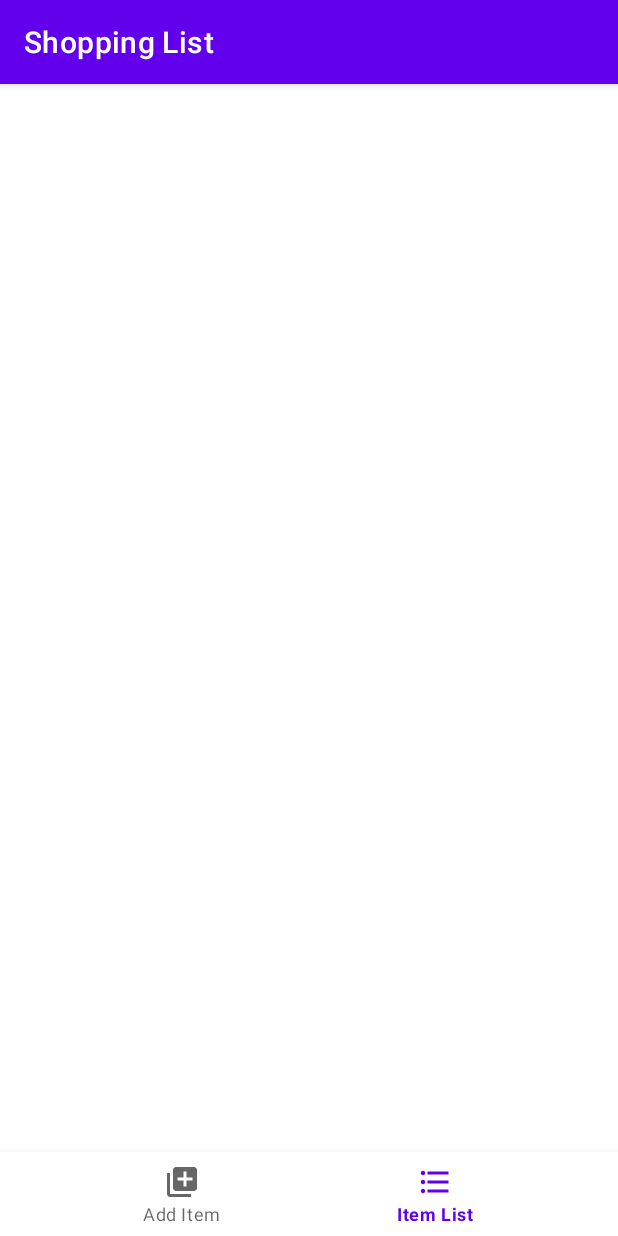
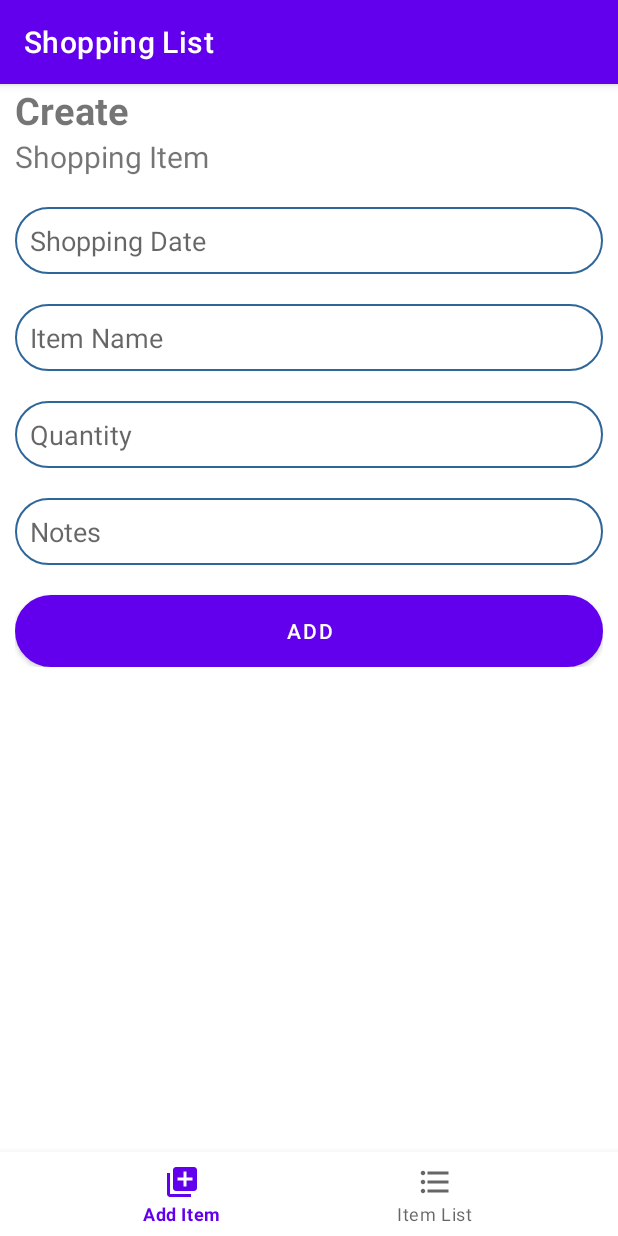
Before and after one commit to salmanpigi/item-list-fragment-android-kotlin, an Android app: the screen it shows after launch (MainActivity), on a phone screen of 412 x 824 dp. Run offline under Robolectric (Android 15) with nearby library versions, the phone set to English and light mode, and no system bars.

Commit message:
sudah bisa pake navigasi

```diff
--- a/app/build.gradle
+++ b/app/build.gradle
@@ -42,6 +42,8 @@ dependencies {
     implementation 'com.google.android.material:material:1.3.0'
     implementation 'androidx.constraintlayout:constraintlayout:2.0.4'
     implementation 'androidx.legacy:legacy-support-v4:1.0.0'
+    implementation 'androidx.navigation:navigation-fragment-ktx:2.3.3'
+    implementation 'androidx.navigation:navigation-ui-ktx:2.3.3'
     testImplementation 'junit:junit:4.+'
     androidTestImplementation 'androidx.test.ext:junit:1.1.2'
     androidTestImplementation 'androidx.test.espresso:espresso-core:3.3.0'
--- a/app/src/main/java/com/example/shoppinglist/AddFormFragment.kt
+++ b/app/src/main/java/com/example/shoppinglist/AddFormFragment.kt
@@ -1,16 +1,16 @@
 package com.example.shoppinglist
 
 import android.os.Bundle
-import androidx.fragment.app.Fragment
 import android.view.LayoutInflater
 import android.view.View
 import android.view.ViewGroup
 import android.widget.Toast
+import androidx.fragment.app.Fragment
 import com.example.shoppinglist.`interface`.ServiceInterface
 import com.example.shoppinglist.enntities.Item
 import kotlinx.android.synthetic.main.fragment_add_form.*
 
-class AddFormFragment(private val serviceInterface: ServiceInterface) : Fragment() {
+class AddFormFragment : Fragment() {
 
     override fun onCreate(savedInstanceState: Bundle?) {
         super.onCreate(savedInstanceState)
@@ -33,15 +33,9 @@ class AddFormFragment(private val serviceInterface: ServiceInterface) : Fragment
             )
 
             if (item != null) {
-                serviceInterface.addItem(item)
+                ItemList.add(item)
                 Toast.makeText(activity, "Success add data", Toast.LENGTH_SHORT).show()
             }
         }
     }
-
-    companion object {
-        @JvmStatic
-        fun newInstance(serviceInterface: ServiceInterface) =
-            AddFormFragment(serviceInterface)
-    }
 }
--- a/app/src/main/java/com/example/shoppinglist/MainActivity.kt
+++ b/app/src/main/java/com/example/shoppinglist/MainActivity.kt
@@ -3,6 +3,7 @@ package com.example.shoppinglist
 import androidx.appcompat.app.AppCompatActivity
 import android.os.Bundle
 import androidx.fragment.app.Fragment
+import androidx.navigation.findNavController
 import com.example.shoppinglist.`interface`.ServiceInterface
 import com.example.shoppinglist.enntities.Item
 import kotlinx.android.synthetic.main.activity_main.*
@@ -16,25 +17,25 @@ class MainActivity : AppCompatActivity(), ServiceInterface {
         super.onCreate(savedInstanceState)
         setContentView(R.layout.activity_main)
 
-        formFragment = AddFormFragment(this)
+        formFragment = AddFormFragment()
         itemListFragment = ItemListFragment()
 
-        bottom_nav.menu.getItem(1).isChecked= true
-        switchFragment(itemListFragment)
+//        bottom_nav.menu.getItem(1).isChecked= true
+//        switchFragment(itemListFragment)
 
         bottom_nav.setOnNavigationItemSelectedListener {
             when(it.itemId) {
-                R.id.nav_add -> switchFragment(formFragment)
-                R.id.nav_itemList -> switchFragment(itemListFragment)
+                R.id.nav_add -> findNavController(R.id.nav_host_fragment).navigate(R.id.action_global_addFormFragment)
+                R.id.nav_itemList -> findNavController(R.id.nav_host_fragment).navigate(R.id.action_global_itemListFragment)
             }
             true
         }
     }
 
 
-    private fun switchFragment(fragment: Fragment) {
-        supportFragmentManager.beginTransaction().replace(R.id.fragmentContainer, fragment).commit()
-    }
+//    private fun switchFragment(fragment: Fragment) {
+//        supportFragmentManager.beginTransaction().replace(R.id.fragmentContainer, fragment).commit()
+//    }
 
     override fun addItem(item: Item) {
         ItemList.add(item)
--- a/app/src/main/res/layout/activity_main.xml
+++ b/app/src/main/res/layout/activity_main.xml
@@ -1,22 +1,35 @@
 <?xml version="1.0" encoding="utf-8"?>
-<RelativeLayout xmlns:android="http://schemas.android.com/apk/res/android"
+<androidx.constraintlayout.widget.ConstraintLayout xmlns:android="http://schemas.android.com/apk/res/android"
     xmlns:app="http://schemas.android.com/apk/res-auto"
     xmlns:tools="http://schemas.android.com/tools"
     android:layout_width="match_parent"
     android:layout_height="match_parent"
     tools:context=".MainActivity">
 
-    <FrameLayout
-        android:id="@+id/fragmentContainer"
-        android:layout_width="match_parent"
-        android:layout_height="match_parent"
-        android:layout_above="@id/bottom_nav"/>
+    <androidx.fragment.app.FragmentContainerView
+        android:id="@+id/nav_host_fragment"
+        android:name="androidx.navigation.fragment.NavHostFragment"
+        android:layout_width="0dp"
+        android:layout_height="0dp"
+        app:defaultNavHost="true"
+        app:layout_constraintTop_toTopOf="parent"
+        app:layout_constraintBottom_toTopOf="@+id/bottom_nav"
+        app:layout_constraintStart_toStartOf="parent"
+        app:layout_constraintEnd_toEndOf="parent"
+        app:navGraph="@navigation/nav_listener"></androidx.fragment.app.FragmentContainerView>
 
     <com.google.android.material.bottomnavigation.BottomNavigationView
         android:id="@+id/bottom_nav"
         android:layout_width="match_parent"
         android:layout_height="wrap_content"
         android:layout_alignParentBottom="true"
-        app:menu="@menu/bottom_navigation" />
+        app:layout_constraintBottom_toBottomOf="parent"
+        app:layout_constraintEnd_toEndOf="parent"
+        app:layout_constraintHorizontal_bias="0.0"
+        app:layout_constraintStart_toStartOf="parent"
+        app:layout_constraintTop_toBottomOf="@id/nav_host_fragment"
+        app:layout_constraintVertical_bias="0.997"
+        app:menu="@menu/bottom_navigation"
+        tools:ignore="MissingConstraints" />
 
-</RelativeLayout>
+</androidx.constraintlayout.widget.ConstraintLayout>
--- /dev/null
+++ b/app/src/main/res/navigation/nav_listener.xml
@@ -0,0 +1,29 @@
+<?xml version="1.0" encoding="utf-8"?>
+<navigation xmlns:android="http://schemas.android.com/apk/res/android"
+    xmlns:app="http://schemas.android.com/apk/res-auto"
+    xmlns:tools="http://schemas.android.com/tools"
+    android:id="@+id/nav_listener"
+    app:startDestination="@id/addFormFragment">
+
+    <activity
+        android:id="@+id/mainActivity"
+        android:name="com.example.shoppinglist.MainActivity"
+        android:label="activity_main"
+        tools:layout="@layout/activity_main" />
+    <fragment
+        android:id="@+id/addFormFragment"
+        android:name="com.example.shoppinglist.AddFormFragment"
+        android:label="fragment_add_form"
+        tools:layout="@layout/fragment_add_form" />
+    <fragment
+        android:id="@+id/itemListFragment"
+        android:name="com.example.shoppinglist.ItemListFragment"
+        android:label="fragment_item_list"
+        tools:layout="@layout/fragment_item_list" />
+    <action
+        android:id="@+id/action_global_addFormFragment"
+        app:destination="@id/addFormFragment" />
+    <action
+        android:id="@+id/action_global_itemListFragment"
+        app:destination="@id/itemListFragment" />
+</navigation>
```
